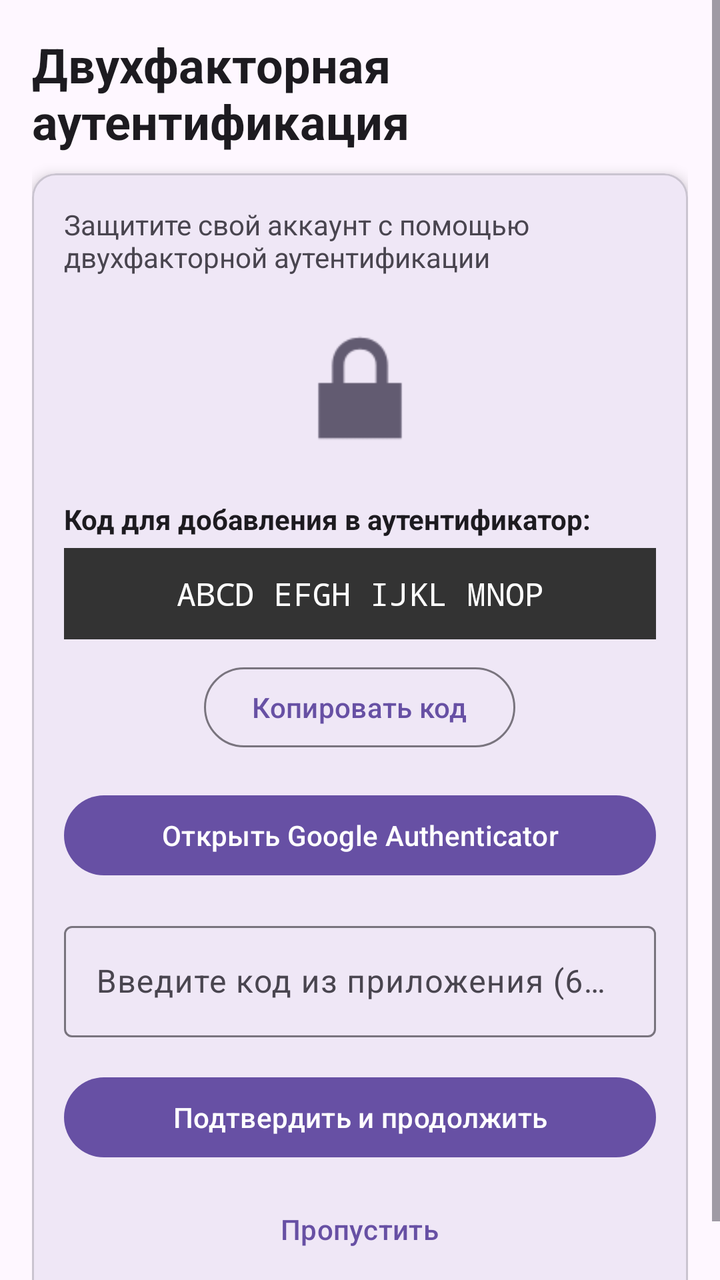
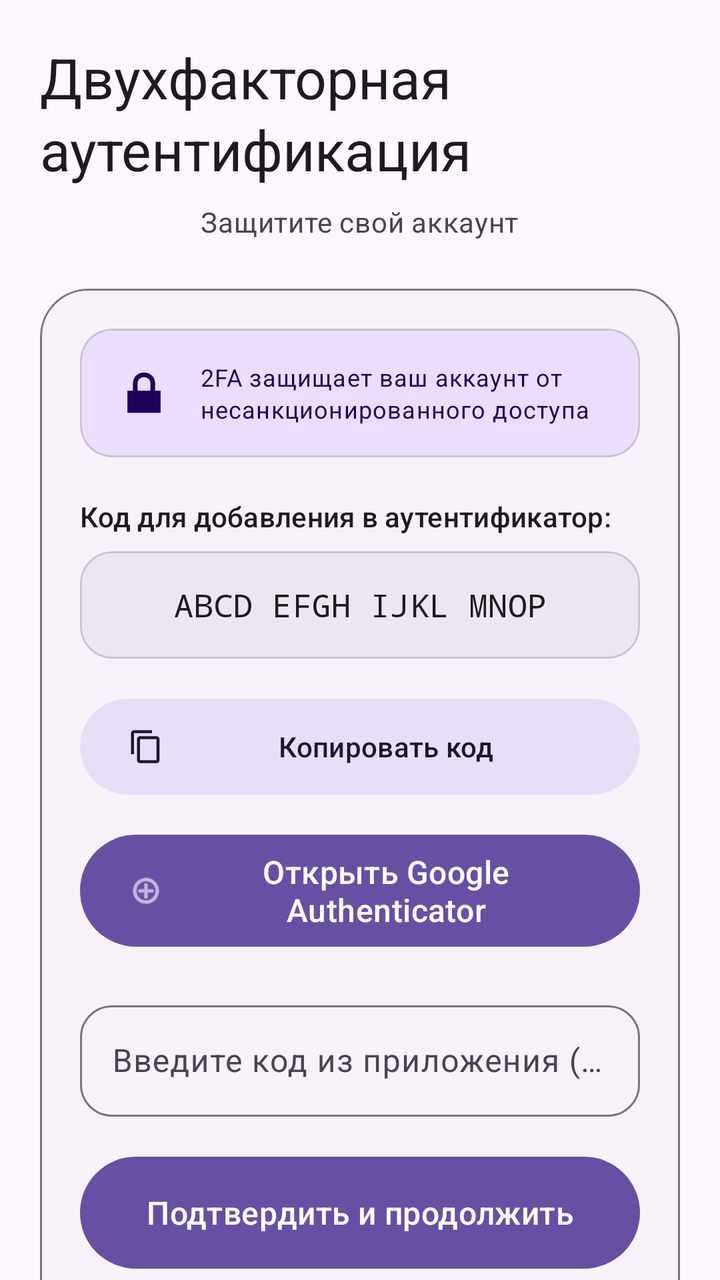

Compare the two renders of this Android layout. The source of the first and the diff that turns it into the second are given below.
<!-- AndroidManifest.xml: application theme Theme.BarkfluffClientAndroid -->
<!-- res/layout/step_register_08_2fa.xml -->
<?xml version="1.0" encoding="utf-8"?>
<ScrollView xmlns:android="http://schemas.android.com/apk/res/android"
    xmlns:app="http://schemas.android.com/apk/res-auto"
    android:layout_width="match_parent"
    android:layout_height="match_parent"
    android:fillViewport="true">

    <LinearLayout
        android:layout_width="match_parent"
        android:layout_height="wrap_content"
        android:gravity="center"
        android:orientation="vertical"
        android:padding="16dp">

        <TextView
            android:layout_width="wrap_content"
            android:layout_height="wrap_content"
            android:layout_marginBottom="10dp"
            android:text="Двухфакторная аутентификация"
            android:textColor="?attr/colorOnSurface"
            android:textSize="24sp"
            android:textStyle="bold" />

        <com.google.android.material.card.MaterialCardView
            android:layout_width="match_parent"
            android:layout_height="wrap_content"
            app:cardCornerRadius="12dp"
            app:cardElevation="4dp">

            <LinearLayout
                android:layout_width="match_parent"
                android:layout_height="wrap_content"
                android:orientation="vertical"
                android:padding="16dp">

                
                <TextView
                    android:layout_width="wrap_content"
                    android:layout_height="wrap_content"
                    android:layout_marginBottom="16dp"
                    android:text="Защитите свой аккаунт с помощью двухфакторной аутентификации"
                    android:textColor="?attr/colorOnSurfaceVariant"
                    android:textSize="14sp" />

                
                <ImageView
                    android:layout_width="80dp"
                    android:layout_height="80dp"
                    android:layout_gravity="center_horizontal"
                    android:layout_marginBottom="16dp"
                    android:src="@android:drawable/ic_lock_lock"
                    android:contentDescription="2FA" />

                
                <TextView
                    android:layout_width="wrap_content"
                    android:layout_height="wrap_content"
                    android:text="Код для добавления в аутентификатор:"
                    android:textColor="?attr/colorOnSurface"
                    android:textSize="14sp"
                    android:textStyle="bold" />

                <TextView
                    android:id="@+id/twoFaSecretCode"
                    android:layout_width="match_parent"
                    android:layout_height="wrap_content"
                    android:layout_marginTop="5dp"
                    android:layout_marginBottom="10dp"
                    android:background="#333333"
                    android:fontFamily="monospace"
                    android:gravity="center"
                    android:padding="12dp"
                    android:text="ABCD EFGH IJKL MNOP"
                    android:textColor="#FFFFFF"
                    android:textIsSelectable="true"
                    android:textSize="16sp" />

                <com.google.android.material.button.MaterialButton
                    android:id="@+id/copyCodeButton"
                    style="@style/Widget.Material3.Button.OutlinedButton"
                    android:layout_width="wrap_content"
                    android:layout_height="wrap_content"
                    android:layout_gravity="center_horizontal"
                    android:layout_marginBottom="16dp"
                    android:text="Копировать код" />

                
                <com.google.android.material.button.MaterialButton
                    android:id="@+id/openAuthenticatorButton"
                    android:layout_width="match_parent"
                    android:layout_height="wrap_content"
                    android:text="Открыть Google Authenticator" />

                
                <com.google.android.material.textfield.TextInputLayout
                    android:id="@+id/otpCodeInputLayout"
                    style="@style/Widget.Material3.TextInputLayout.OutlinedBox"
                    android:layout_width="match_parent"
                    android:layout_height="wrap_content"
                    android:layout_marginTop="16dp"
                    android:hint="Введите код из приложения (6 цифр)">

                    <com.google.android.material.textfield.TextInputEditText
                        android:id="@+id/otpCodeEditText"
                        android:layout_width="match_parent"
                        android:layout_height="wrap_content"
                        android:inputType="number"
                        android:maxLength="6" />
                </com.google.android.material.textfield.TextInputLayout>

                <TextView
                    android:id="@+id/otpErrorText"
                    android:layout_width="wrap_content"
                    android:layout_height="wrap_content"
                    android:layout_marginTop="5dp"
                    android:textColor="#FF4646"
                    android:textSize="12sp"
                    android:visibility="gone" />

                <com.google.android.material.button.MaterialButton
                    android:id="@+id/verifyOtpButton"
                    android:layout_width="match_parent"
                    android:layout_height="wrap_content"
                    android:layout_marginTop="16dp"
                    android:text="Подтвердить и продолжить" />

                
                <com.google.android.material.button.MaterialButton
                    android:id="@+id/skip2faButton"
                    style="@style/Widget.Material3.Button.TextButton"
                    android:layout_width="wrap_content"
                    android:layout_height="wrap_content"
                    android:layout_gravity="center_horizontal"
                    android:layout_marginTop="8dp"
                    android:text="Пропустить" />
            </LinearLayout>
        </com.google.android.material.card.MaterialCardView>
    </LinearLayout>
</ScrollView>
<!-- resources referenced by this layout -->
<resources>
  <style name="Theme.BarkfluffClientAndroid" parent="Base.Theme.BarkfluffClientAndroid" />
  <style name="Base.Theme.BarkfluffClientAndroid" parent="Theme.Material3.DayNight.NoActionBar">
          
          <item name="android:statusBarColor">?attr/colorSurface</item>
          <item name="android:windowBackground">?android:attr/colorBackground</item>
      </style>
</resources>

<!-- the commit's change to res/layout/step_register_08_2fa.xml (unified diff, before → after) -->
@@ -1,5 +1,5 @@
 <?xml version="1.0" encoding="utf-8"?>
-<ScrollView xmlns:android="http://schemas.android.com/apk/res/android"
+<androidx.core.widget.NestedScrollView xmlns:android="http://schemas.android.com/apk/res/android"
     xmlns:app="http://schemas.android.com/apk/res-auto"
     android:layout_width="match_parent"
     android:layout_height="match_parent"
@@ -10,130 +10,188 @@
         android:layout_height="wrap_content"
         android:gravity="center"
         android:orientation="vertical"
-        android:padding="16dp">
+        android:padding="20dp">
 
+        
         <TextView
             android:layout_width="wrap_content"
             android:layout_height="wrap_content"
-            android:layout_marginBottom="10dp"
+            android:layout_marginBottom="8dp"
             android:text="Двухфакторная аутентификация"
-            android:textColor="?attr/colorOnSurface"
-            android:textSize="24sp"
-            android:textStyle="bold" />
+            android:textAppearance="?attr/textAppearanceHeadlineMedium"
+            android:textColor="?attr/colorOnSurface" />
 
+        
+        <TextView
+            android:layout_width="wrap_content"
+            android:layout_height="wrap_content"
+            android:layout_marginBottom="24dp"
+            android:text="Защитите свой аккаунт"
+            android:textAppearance="?attr/textAppearanceBodyMedium"
+            android:textColor="?attr/colorOnSurfaceVariant" />
+
+        
         <com.google.android.material.card.MaterialCardView
             android:layout_width="match_parent"
             android:layout_height="wrap_content"
-            app:cardCornerRadius="12dp"
-            app:cardElevation="4dp">
+            app:cardBackgroundColor="?attr/colorSurfaceContainerLow"
+            app:cardCornerRadius="24dp"
+            app:cardElevation="0dp"
+            app:strokeColor="?attr/colorOutline"
+            app:strokeWidth="1dp">
 
             <LinearLayout
                 android:layout_width="match_parent"
                 android:layout_height="wrap_content"
                 android:orientation="vertical"
-                android:padding="16dp">
+                android:padding="20dp">
 
-                
-                <TextView
-                    android:layout_width="wrap_content"
+            
+            <com.google.android.material.card.MaterialCardView
+                android:layout_width="match_parent"
+                android:layout_height="wrap_content"
+                android:layout_marginBottom="20dp"
+                app:cardBackgroundColor="?attr/colorPrimaryContainer"
+                app:cardCornerRadius="16dp"
+                app:cardElevation="0dp">
+
+                <LinearLayout
+                    android:layout_width="match_parent"
                     android:layout_height="wrap_content"
-                    android:layout_marginBottom="16dp"
-                    android:text="Защитите свой аккаунт с помощью двухфакторной аутентификации"
-                    android:textColor="?attr/colorOnSurfaceVariant"
-                    android:textSize="14sp" />
+                    android:gravity="center"
+                    android:orientation="horizontal"
+                    android:padding="16dp">
 
-                
-                <ImageView
-                    android:layout_width="80dp"
-                    android:layout_height="80dp"
-                    android:layout_gravity="center_horizontal"
-                    android:layout_marginBottom="16dp"
-                    android:src="@android:drawable/ic_lock_lock"
-                    android:contentDescription="2FA" />
+                    <ImageView
+                        android:layout_width="32dp"
+                        android:layout_height="32dp"
+                        android:src="@android:drawable/ic_lock_lock"
+                        app:tint="?attr/colorOnPrimaryContainer" />
 
-                
-                <TextView
-                    android:layout_width="wrap_content"
-                    android:layout_height="wrap_content"
-                    android:text="Код для добавления в аутентификатор:"
-                    android:textColor="?attr/colorOnSurface"
-                    android:textSize="14sp"
-                    android:textStyle="bold" />
+                    <TextView
+                        android:layout_width="0dp"
+                        android:layout_height="wrap_content"
+                        android:layout_marginStart="12dp"
+                        android:layout_weight="1"
+                        android:text="2FA защищает ваш аккаунт от несанкционированного доступа"
+                        android:textAppearance="?attr/textAppearanceBodySmall"
+                        android:textColor="?attr/colorOnPrimaryContainer" />
+
+                </LinearLayout>
+
+            </com.google.android.material.card.MaterialCardView>
+
+            
+            <TextView
+                android:layout_width="wrap_content"
+                android:layout_height="wrap_content"
+                android:text="Код для добавления в аутентификатор:"
+                android:textAppearance="?attr/textAppearanceLabelLarge"
+                android:textColor="?attr/colorOnSurface" />
+
+            <com.google.android.material.card.MaterialCardView
+                android:layout_width="match_parent"
+                android:layout_height="wrap_content"
+                android:layout_marginTop="8dp"
+                android:layout_marginBottom="16dp"
+                app:cardBackgroundColor="?attr/colorSurfaceContainerHigh"
+                app:cardCornerRadius="16dp"
+                app:cardElevation="0dp">
 
                 <TextView
                     android:id="@+id/twoFaSecretCode"
                     android:layout_width="match_parent"
                     android:layout_height="wrap_content"
-                    android:layout_marginTop="5dp"
-                    android:layout_marginBottom="10dp"
-                    android:background="#333333"
                     android:fontFamily="monospace"
                     android:gravity="center"
-                    android:padding="12dp"
+                    android:padding="16dp"
                     android:text="ABCD EFGH IJKL MNOP"
-                    android:textColor="#FFFFFF"
-                    android:textIsSelectable="true"
-                    android:textSize="16sp" />
+                    android:textAppearance="?attr/textAppearanceTitleMedium"
+                    android:textColor="?attr/colorOnSurface"
+                    android:textIsSelectable="true" />
 
-                <com.google.android.material.button.MaterialButton
-                    android:id="@+id/copyCodeButton"
-                    style="@style/Widget.Material3.Button.OutlinedButton"
-                    android:layout_width="wrap_content"
-                    android:layout_height="wrap_content"
-                    android:layout_gravity="center_horizontal"
-                    android:layout_marginBottom="16dp"
-                    android:text="Копировать код" />
+            </com.google.android.material.card.MaterialCardView>
 
-                
-                <com.google.android.material.button.MaterialButton
-                    android:id="@+id/openAuthenticatorButton"
+            
+            <com.google.android.material.button.MaterialButton
+                android:id="@+id/copyCodeButton"
+                style="@style/Widget.Material3.Button.TonalButton"
+                android:layout_width="match_parent"
+                android:layout_height="56dp"
+                android:layout_marginBottom="12dp"
+                android:text="Копировать код"
+                android:textAllCaps="false"
+                app:cornerRadius="28dp"
+                app:icon="@drawable/ic_copy_content" />
+
+            
+            <com.google.android.material.button.MaterialButton
+                android:id="@+id/openAuthenticatorButton"
+                android:layout_width="match_parent"
+                android:layout_height="64dp"
+                android:text="Открыть Google Authenticator"
+                android:textAllCaps="false"
+                android:textAppearance="?attr/textAppearanceTitleMedium"
+                app:cornerRadius="32dp"
+                app:icon="@android:drawable/ic_menu_add" />
+
+            
+            <com.google.android.material.textfield.TextInputLayout
+                android:id="@+id/otpCodeInputLayout"
+                style="@style/Widget.Material3.TextInputLayout.OutlinedBox"
+                android:layout_width="match_parent"
+                android:layout_height="wrap_content"
+                android:layout_marginTop="20dp"
+                android:hint="Введите код из приложения (6 цифр)"
+                app:boxCornerRadiusBottomEnd="16dp"
+                app:boxCornerRadiusBottomStart="16dp"
+                app:boxCornerRadiusTopEnd="16dp"
+                app:boxCornerRadiusTopStart="16dp">
+
+                <com.google.android.material.textfield.TextInputEditText
+                    android:id="@+id/otpCodeEditText"
                     android:layout_width="match_parent"
                     android:layout_height="wrap_content"
-                    android:text="Открыть Google Authenticator" />
+                    android:inputType="number"
+                    android:maxLength="6" />
 
-                
-                <com.google.android.material.textfield.TextInputLayout
-                    android:id="@+id/otpCodeInputLayout"
-                    style="@style/Widget.Material3.TextInputLayout.OutlinedBox"
-                    android:layout_width="match_parent"
-                    android:layout_height="wrap_content"
-                    android:layout_marginTop="16dp"
-                    android:hint="Введите код из приложения (6 цифр)">
+            </com.google.android.material.textfield.TextInputLayout>
 
-                    <com.google.android.material.textfield.TextInputEditText
-                        android:id="@+id/otpCodeEditText"
-                        android:layout_width="match_parent"
-                        android:layout_height="wrap_content"
-                        android:inputType="number"
-                        android:maxLength="6" />
-                </com.google.android.material.textfield.TextInputLayout>
+            <TextView
+                android:id="@+id/otpErrorText"
+                android:layout_width="wrap_content"
+                android:layout_height="wrap_content"
+                android:layout_marginTop="8dp"
+                android:textColor="?attr/colorError"
+                android:textAppearance="?attr/textAppearanceLabelSmall"
+                android:visibility="gone" />
 
-                <TextView
-                    android:id="@+id/otpErrorText"
-                    android:layout_width="wrap_content"
-                    android:layout_height="wrap_content"
-                    android:layout_marginTop="5dp"
-                    android:textColor="#FF4646"
-                    android:textSize="12sp"
-                    android:visibility="gone" />
+            
+            <com.google.android.material.button.MaterialButton
+                android:id="@+id/verifyOtpButton"
+                android:layout_width="match_parent"
+                android:layout_height="64dp"
+                android:layout_marginTop="16dp"
+                android:text="Подтвердить и продолжить"
+                android:textAllCaps="false"
+                android:textAppearance="?attr/textAppearanceTitleMedium"
+                app:cornerRadius="32dp" />
 
-                <com.google.android.material.button.MaterialButton
-                    android:id="@+id/verifyOtpButton"
-                    android:layout_width="match_parent"
-                    android:layout_height="wrap_content"
-                    android:layout_marginTop="16dp"
-                    android:text="Подтвердить и продолжить" />
+            
+            <com.google.android.material.button.MaterialButton
+                android:id="@+id/skip2faButton"
+                style="@style/Widget.Material3.Button.TextButton"
+                android:layout_width="wrap_content"
+                android:layout_height="wrap_content"
+                android:layout_gravity="center_horizontal"
+                android:layout_marginTop="8dp"
+                android:text="Пропустить"
+                android:textAllCaps="false" />
 
-                
-                <com.google.android.material.button.MaterialButton
-                    android:id="@+id/skip2faButton"
-                    style="@style/Widget.Material3.Button.TextButton"
-                    android:layout_width="wrap_content"
-                    android:layout_height="wrap_content"
-                    android:layout_gravity="center_horizontal"
-                    android:layout_marginTop="8dp"
-                    android:text="Пропустить" />
             </LinearLayout>
+
         </com.google.android.material.card.MaterialCardView>
+
     </LinearLayout>
-</ScrollView>
+
+</androidx.core.widget.NestedScrollView>
<!-- resource entries referenced after the edit -->
@@ -1,10 +1,33 @@
 <!-- resources referenced by this layout -->
 <resources>
+  <!-- drawable ic_copy_content (drawable) -->
+  <?xml version="1.0" encoding="utf-8"?>
+  <vector xmlns:android="http://schemas.android.com/apk/res/android"
+      android:width="24dp"
+      android:height="24dp"
+      android:viewportWidth="24"
+      android:viewportHeight="24">
+      <path
+          android:fillColor="?attr/colorOnSurface"
+          android:pathData="M16,1H4C2.9,1 2,1.9 2,3v14h2V3h12V1zM19,5H8C6.9,5 6,5.9 6,7v14c0,1.1 0.9,2 2,2h11c1.1,0 2,-0.9 2,-2V7C21,5.9 20.1,5 19,5zM19,21H8V7h11V21z"/>
+  </vector>
   <style name="Theme.BarkfluffClientAndroid" parent="Base.Theme.BarkfluffClientAndroid" />
   <style name="Base.Theme.BarkfluffClientAndroid" parent="Theme.Material3.DayNight.NoActionBar">
           
-          <item name="android:statusBarColor">?attr/colorSurface</item>
+          <item name="android:windowLayoutInDisplayCutoutMode" tools:targetApi="p">shortEdges</item>
+          <item name="android:statusBarColor">@android:color/transparent</item>
+          <item name="android:navigationBarColor">@android:color/transparent</item>
           <item name="android:windowBackground">?android:attr/colorBackground</item>
+          
+          
+          <item name="shapeAppearanceSmallComponent">@style/ShapeAppearance.Material3.SmallComponent</item>
+          <item name="shapeAppearanceMediumComponent">@style/ShapeAppearance.Material3.MediumComponent</item>
+          <item name="shapeAppearanceLargeComponent">@style/ShapeAppearance.Material3.LargeComponent</item>
+          
+          
+          <item name="textAppearanceDisplayLarge">@style/TextAppearance.Material3.DisplayLarge</item>
+          <item name="textAppearanceHeadlineLarge">@style/TextAppearance.Material3.HeadlineLarge</item>
+          <item name="textAppearanceTitleLarge">@style/TextAppearance.Material3.TitleLarge</item>
       </style>
 </resources>
 
